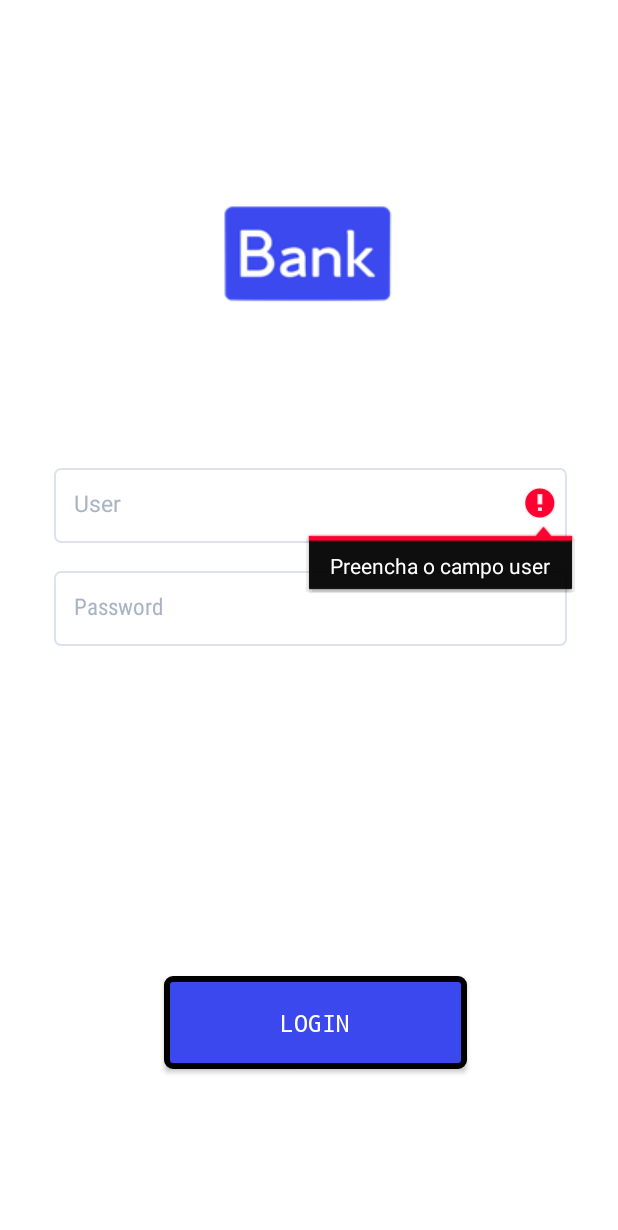
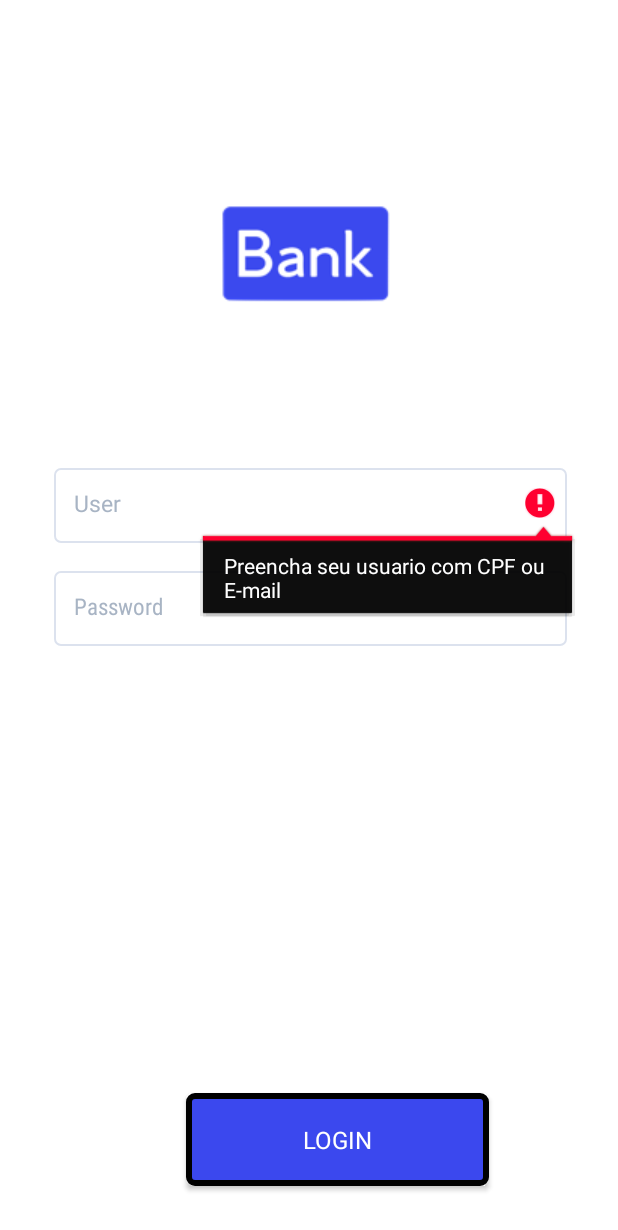
Before and after one commit to Neoskate/BankApp, an Android app: the screen it shows after launch (LoginActivity), after a tap on "LOGIN", on a phone screen of 412 x 824 dp. Shown: the top 1230 px of the screen. Run offline under Robolectric (Android 15) with nearby library versions, the phone set to English and light mode, and no system bars.

Commit message:
importando o resto

```diff
--- a/app/src/main/AndroidManifest.xml
+++ b/app/src/main/AndroidManifest.xml
@@ -6,11 +6,14 @@
     <uses-permission android:name="android.permission.ACCESS_NETWORK_STATE" />
 
     <!-- To auto-complete the email text field in the login form with the user's emails
+
+
     <uses-permission android:name="android.permission.GET_ACCOUNTS" />
     <uses-permission android:name="android.permission.READ_PROFILE" />
-    <uses-permission android:name="android.permission.READ_CONTACTS" />
+    <uses-permission android:name="android.permission.READ_CONTACTS" />-->
 
-    -->
+
+
 
     <application
         android:allowBackup="true"
@@ -19,12 +22,13 @@
         android:roundIcon="@mipmap/ic_bankapp_round"
         android:supportsRtl="true"
         android:theme="@style/AppTheme"
-        tools:ignore="GoogleAppIndexingWarning">
+        tools:ignore="GoogleAppIndexingWarning"
+       >
 
         <activity
             android:name=".MainActivity"
             android:screenOrientation="portrait" />
-        <activity
+       <activity
             android:name=".LoginActivity"
             android:screenOrientation="portrait" >
 
@@ -34,6 +38,6 @@
         </intent-filter>
         </activity>
 
-    </application>
+     </application>
 
-</manifest>
+ </manifest>
--- a/app/src/main/java/altamir/android/santander/com/br/bankapp/LoginActivity.java
+++ b/app/src/main/java/altamir/android/santander/com/br/bankapp/LoginActivity.java
@@ -68,7 +68,8 @@ public class LoginActivity extends AppCompatActivity implements View.OnClickList
     }
 
     private boolean VerificaCampos(){
-        if (!ValidarCampos.ValidarCampoVazio(edtuser, "Preencha o campo user")) {
+
+        if (!ValidarCampos.ValidarCampoVazio(edtuser, "Preencha seu usuario com CPF ou E-mail")) {
             return false;
         }
 
@@ -85,7 +86,7 @@ public class LoginActivity extends AppCompatActivity implements View.OnClickList
             }
         }
 
-        if (!ValidarCampos.ValidarCampoVazio(edtpassword, "Preencha o campo password")) {
+        if (!ValidarCampos.ValidarCampoVazio(edtpassword, "Preencha sua Senha")) {
             return false;
         }
         return ValidarCampos.ValidarPassword(edtpassword);
--- a/app/src/main/java/altamir/android/santander/com/br/bankapp/ValidarCampos.java
+++ b/app/src/main/java/altamir/android/santander/com/br/bankapp/ValidarCampos.java
@@ -8,7 +8,7 @@ import android.widget.EditText;
 import java.util.regex.Pattern;
 
 public class ValidarCampos {
-
+    //verifica se user esta vazio
     public static boolean ValidarCampoVazio(View pView, String pMessage) {
         if (pView instanceof EditText) {
             EditText edText = (EditText) pView;
@@ -26,6 +26,7 @@ public class ValidarCampos {
         }
         return false;
     }
+    //verifica CPF
     public static boolean ValidarCPF(View pView) {
         if (pView instanceof EditText) {
             EditText edText = (EditText) pView;
--- a/app/src/main/java/altamir/android/santander/com/br/bankapp/ViewAdapter.java
+++ b/app/src/main/java/altamir/android/santander/com/br/bankapp/ViewAdapter.java
@@ -6,8 +6,6 @@ import android.view.LayoutInflater;
 import android.view.View;
 import android.view.ViewGroup;
 import android.widget.TextView;
-
-
 import java.text.DateFormat;
 import java.text.NumberFormat;
 import java.text.ParseException;
--- a/app/src/main/res/layout/activity_login.xml
+++ b/app/src/main/res/layout/activity_login.xml
@@ -11,7 +11,7 @@
         android:id="@+id/imvLogo"
         android:layout_width="125dp"
         android:layout_height="70dp"
-        android:layout_marginStart="126dp"
+        android:layout_marginStart="124dp"
         android:layout_marginTop="56dp"
         android:layout_marginEnd="124dp"
         android:layout_marginBottom="541dp"
@@ -76,17 +76,19 @@
         android:layout_height="62dp"
         android:layout_marginStart="87dp"
         android:layout_marginTop="572dp"
-        android:layout_marginEnd="79dp"
+        android:layout_marginEnd="86dp"
         android:layout_marginBottom="33dp"
         android:background="@drawable/login_button"
-        android:fontFamily="monospace"
+        android:fontFamily="sans-serif"
         android:text="@string/loginbutton"
         android:textColor="@color/white"
         android:textSize="16sp"
         app:layout_constraintBottom_toBottomOf="parent"
-        app:layout_constraintEnd_toEndOf="parent"
+        app:layout_constraintEnd_toEndOf="parent"/>
+     <!--   app:layout_constraintHorizontal_bias="0.444" -->
         app:layout_constraintStart_toStartOf="parent"
-        app:layout_constraintTop_toTopOf="parent" />
+        app:layout_constraintTop_toTopOf="parent"
+    <!--  app:layout_constraintVertical_bias="0.73" /> -->
 
   <ProgressBar
       android:id="@+id/pBarLogin"
```
Lines whose indentation alone changed are shown as unchanged.
